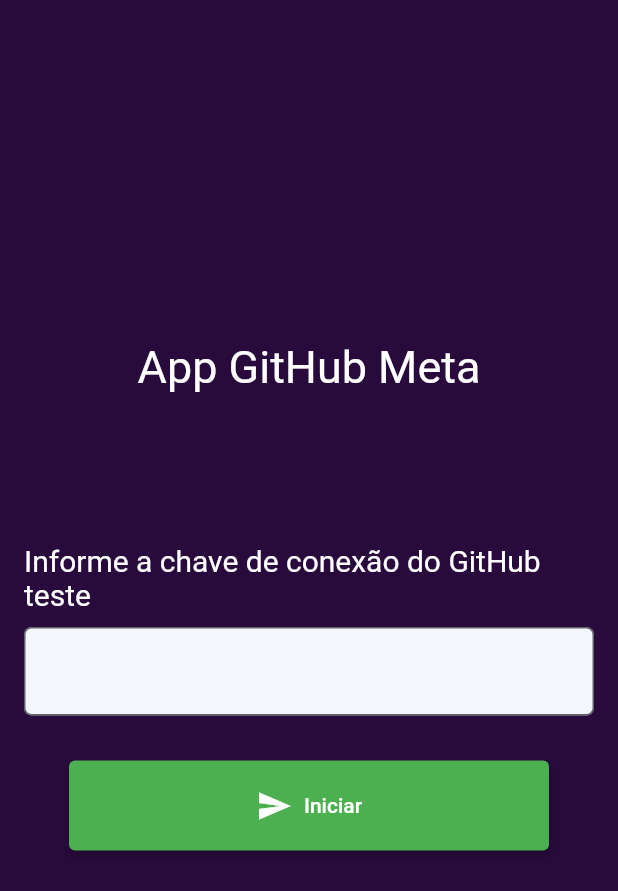
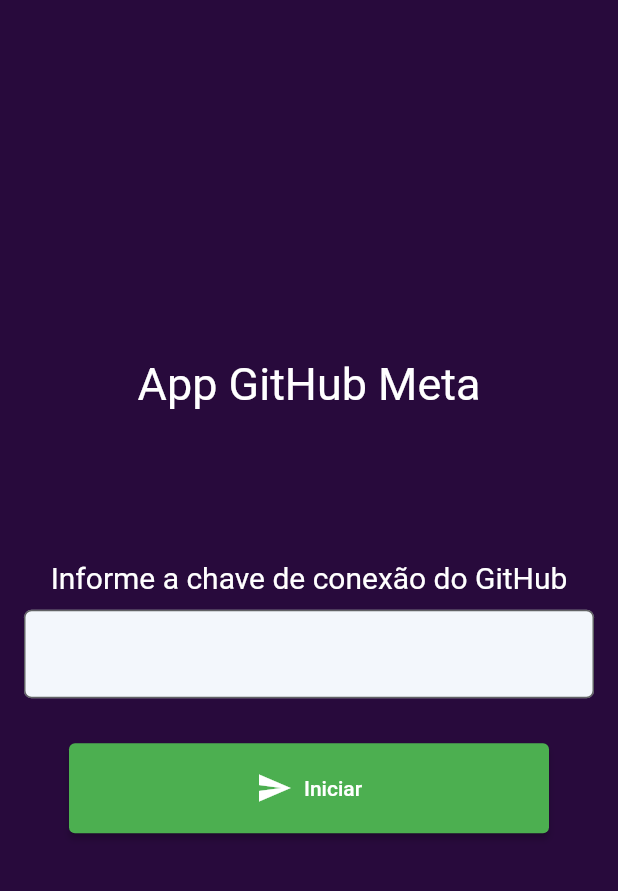
Before and after one commit to danilosouza55/app_github, a Flutter app: the screen it shows after launch, on a phone screen of 412 x 824 dp. Shown: the top 891 px of the screen. Run offline on Flutter 3.47's test engine with Material 2 defaults, Android fonts, the light colour scheme and no system bars; our stand-ins replace dartz, logger; accounts and stored records are empty; Roboto replaces fonts that are missing (SharonSans).

Commit message:
Remover teste

```diff
--- a/lib/src/presenter/page/login_page.dart
+++ b/lib/src/presenter/page/login_page.dart
@@ -46,7 +46,7 @@
                   height: 100,
                 ),
                 InputText(
-                  titulo: 'Informe a chave de conexão do GitHub teste',
+                  titulo: 'Informe a chave de conexão do GitHub',
                   isNull: false,
                   controller: keyController,
                   icon: Icons.password,
```
